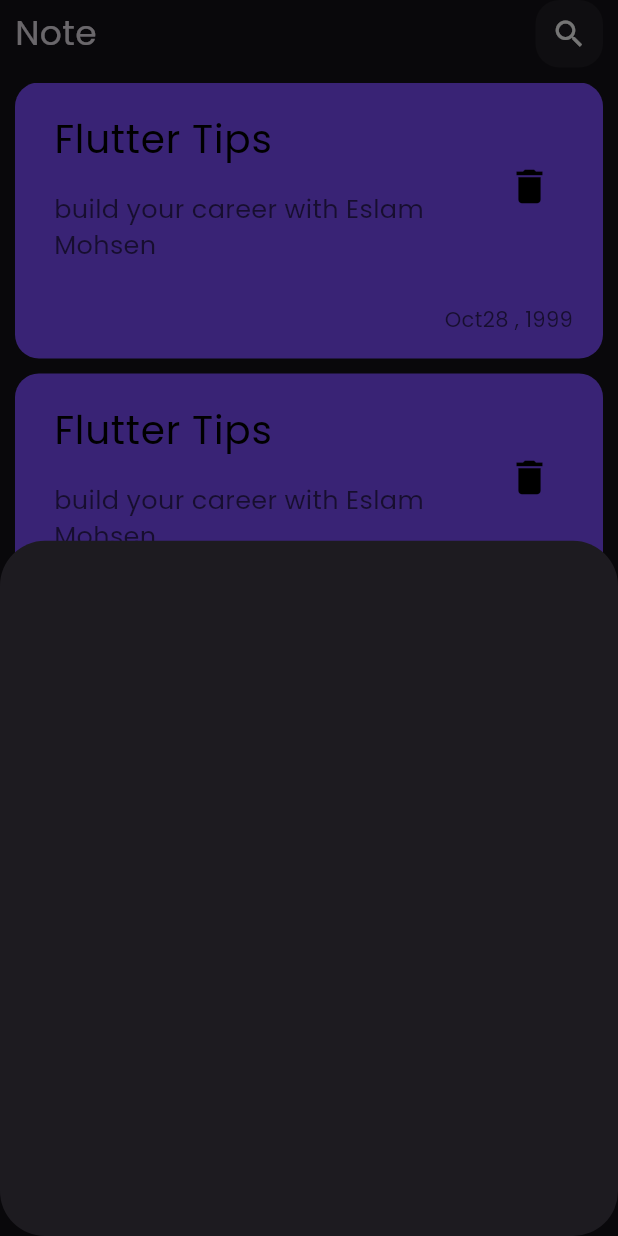
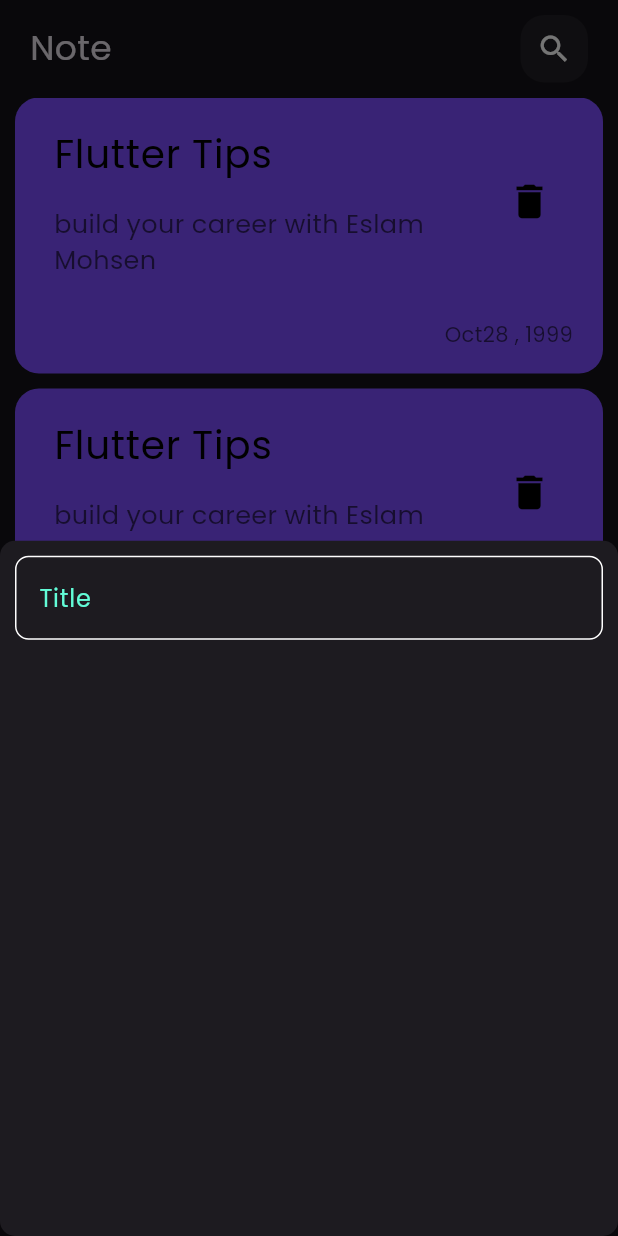
Before and after one commit to EslamMohsen110/noteapp, a Flutter app: the screen it shows after launch, after a tap on the "add" icon, on a phone screen of 412 x 824 dp. Run offline on Flutter 3.47's test engine with Material 3 defaults, Android fonts, the phone set to English and light mode, and no system bars.

Commit message:
create custom text field.

```diff
--- /dev/null
+++ b/lib/constants.dart
@@ -0,0 +1,5 @@
+import 'package:flutter/material.dart';
+
+const KPrimaryColor = Color(0xff62FCD7);
+const KWhiteColor = Color(0xffffffff);
+const KBlackColor = Color(0xff000000);
--- a/lib/views/notes_views.dart
+++ b/lib/views/notes_views.dart
@@ -11,8 +11,9 @@ class NotesViews extends StatelessWidget {
       floatingActionButton: FloatingActionButton(
         onPressed: () {
           showModalBottomSheet(
+            /// if i want change border radius, just the change in here only.
             shape: RoundedRectangleBorder(
-              borderRadius: BorderRadius.circular(30),
+              borderRadius: BorderRadius.circular(10),
             ),
             context: context,
             builder: (context) {
--- a/lib/views/widgets/add_note_bottom_sheet.dart
+++ b/lib/views/widgets/add_note_bottom_sheet.dart
@@ -1,10 +1,16 @@
 import 'package:flutter/material.dart';
+import 'package:noteapp/views/widgets/custom_Text_field.dart';
 
 class AddNoteBottomSheet extends StatelessWidget {
   const AddNoteBottomSheet({super.key});
 
   @override
   Widget build(BuildContext context) {
-    return Container();
+    return Padding(
+      padding: const EdgeInsets.all(10),
+      child: Column(
+        children: [CustomTextField()],
+      ),
+    );
   }
 }
--- /dev/null
+++ b/lib/views/widgets/custom_Text_field.dart
@@ -0,0 +1,27 @@
+import 'package:flutter/material.dart';
+import 'package:noteapp/constants.dart';
+
+class CustomTextField extends StatelessWidget {
+  const CustomTextField({super.key});
+
+  @override
+  Widget build(BuildContext context) {
+    return TextField(
+      cursorColor: KPrimaryColor,
+      decoration: InputDecoration(
+        hintText: 'Title',
+        hintStyle: TextStyle(color: KPrimaryColor),
+        border: buildBorder(KPrimaryColor),
+        enabledBorder: buildBorder(KWhiteColor),
+        focusedBorder: buildBorder(KPrimaryColor),
+      ),
+    );
+  }
+
+  OutlineInputBorder buildBorder([color]) {
+    return OutlineInputBorder(
+      borderRadius: BorderRadius.circular(9),
+      borderSide: BorderSide(color: color ?? Colors.white),
+    );
+  }
+}
--- a/lib/views/widgets/custom_app_bar.dart
+++ b/lib/views/widgets/custom_app_bar.dart
@@ -8,7 +8,7 @@ class CustomAppBar extends StatelessWidget {
   Widget build(BuildContext context) {
     // ignore: prefer_const_constructors
     return Padding(
-      padding: const EdgeInsets.only(right: 10, left: 10, bottom: 10),
+      padding: const EdgeInsets.only(right: 20, left: 20, bottom: 10, top: 10),
       child: const Row(
         children: [
           Text(
```
